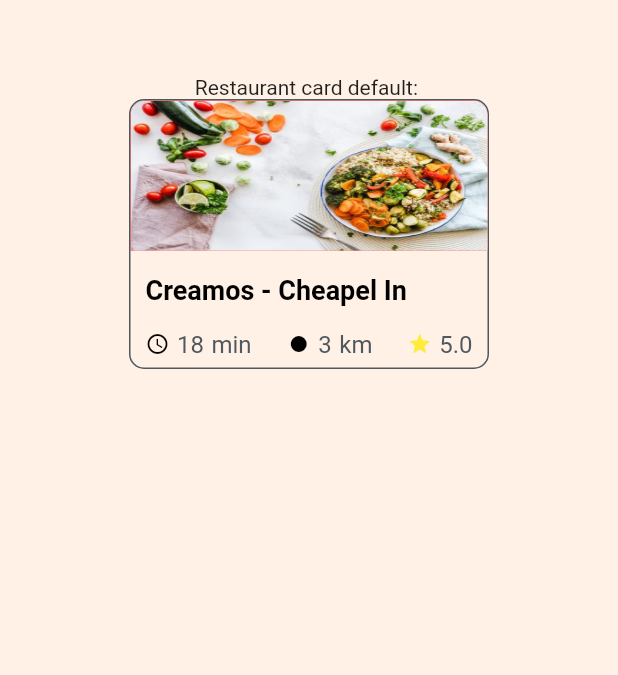
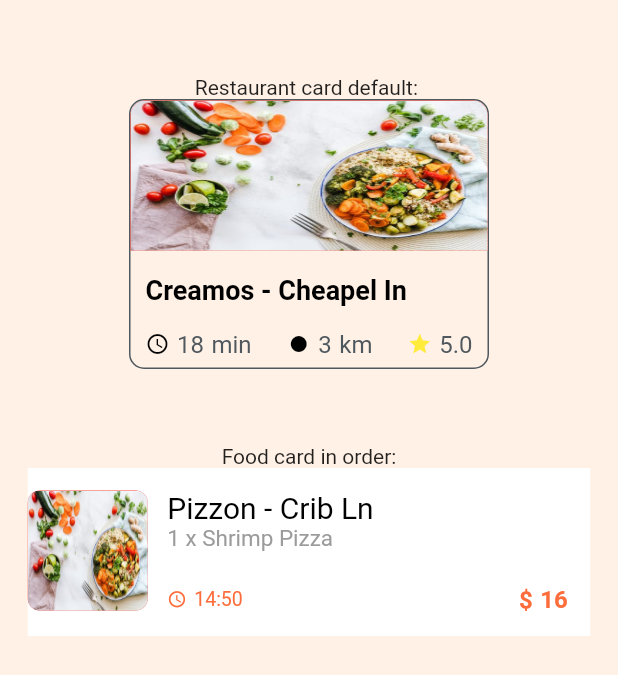
Before and after one commit to anhminhzing/delivery_food_app, a Flutter app: the ComponentsScreen screen opened directly, on a phone screen of 412 x 824 dp. Shown: the top 675 px of the screen. Run offline on Flutter 3.47's test engine with Material 2 defaults, Android fonts, the phone set to English and light mode, and no system bars.

Commit message:
+ add UI food card in order

```diff
--- /dev/null
+++ b/lib/components/foodCardInOrder.dart
@@ -0,0 +1,124 @@
+
+import 'package:delivery_food_app/commons/variables.dart';
+import 'package:flutter/material.dart';
+
+class FoodCardInOrder extends StatefulWidget {
+  @override
+  _FoodCardInOrderState createState() => _FoodCardInOrderState();
+}
+
+class _FoodCardInOrderState extends State<FoodCardInOrder> {
+
+  double get smallDistance => 13;
+  double get mediumDistance => 26;
+
+
+  TextStyle get priceTextStyle => TextStyle(
+    fontSize: 20,
+    color: AppColor.orange,
+  );
+
+
+  @override
+  Widget build(BuildContext context) {
+    return Container(
+      width: 375,
+      height: 112,
+      color: AppColor.white,
+      padding: const EdgeInsets.only(
+        top: 15,
+        bottom: 15,
+        right: 15,
+      ),
+      child: Row(
+        crossAxisAlignment: CrossAxisAlignment.start,
+        children: [
+          Container(
+            width: 80,
+            height: 80,
+            decoration: BoxDecoration(
+              color: Colors.red,
+              borderRadius: BorderRadius.circular(8),
+              image: DecorationImage(
+                image: AssetImage('assets/foods/food2.jpeg'),
+                fit: BoxFit.fill,
+              )
+            ),
+          ),
+          SizedBox(width: smallDistance,),
+          Expanded(
+            child: Column(
+              mainAxisAlignment: MainAxisAlignment.spaceBetween,
+              crossAxisAlignment: CrossAxisAlignment.start,
+              children: [
+                Column(
+                  mainAxisAlignment: MainAxisAlignment.center,
+                  crossAxisAlignment: CrossAxisAlignment.start,
+                  children: [
+                    Text(
+                      'Pizzon - Crib Ln',
+                      style: TextStyle(
+                        fontSize: 20,
+                        color: AppColor.black,
+                      ),
+                    ),
+                    Text(
+                      '1 x Shrimp Pizza',
+                      style: TextStyle(
+                      fontSize: 15,
+                      color: AppColor.neutral3,
+                    ),
+                    )
+                  ],
+                ),
+                Row(
+                  mainAxisAlignment: MainAxisAlignment.spaceBetween,
+                  children: [
+                    Row(
+                      children: [
+                        Icon(
+                          Icons.access_time,
+                          size: 13,
+                          color: AppColor.orange,
+                        ),
+                        SizedBox(width: 5,),
+                        Text(
+                          '14:50',
+                          style: TextStyle(
+                            fontSize: 13,
+                            color: AppColor.orange,
+                          ),
+                        )
+                      ],
+                    ),
+                    Row(
+                      children: [
+                       Text(
+                         '\$',
+                         style: TextStyle(
+                           fontSize: 16,
+                           color: AppColor.orange,
+                           fontWeight: FontWeight.bold,
+                         ),
+                       ),
+                        SizedBox(width: 5,),
+                        Text(
+                          '16',
+                          style: TextStyle(
+                            fontSize: 16,
+                            color: AppColor.orange,
+                            fontWeight: FontWeight.bold,
+                          ),
+                        )
+                      ],
+                    ),
+                  ],
+                )
+              ],
+            ),
+          )
+        ],
+      ),
+    );
+  }
+}
--- a/lib/screens/components_screen.dart
+++ b/lib/screens/components_screen.dart
@@ -1,5 +1,6 @@
 
 import 'package:delivery_food_app/commons/variables.dart';
+import 'package:delivery_food_app/components/foodCardInOrder.dart';
 import 'package:delivery_food_app/components/restaurantCard.dart';
 import 'package:flutter/material.dart';
 
@@ -32,6 +33,9 @@ class _ComponentsScreenState extends State<ComponentsScreen> {
                     'Restaurant card default: ',
                   ),
                   RestaurantCard(),
+                  SizedBox(height: 50,),
+                  Text('Food card in order:'),
+                  FoodCardInOrder(),
                 ],
               ),
             )
```
